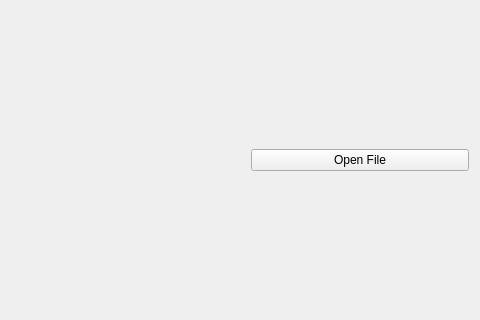
Qt form Final Project/MediaPlayer/MediaPlayer/MediaPlayer.ui (jingyangcarl/CSCI576) before a commit; both pictures show x 637 to 1117 and y 176 to 496 of the 1117 by 677 pixel window.
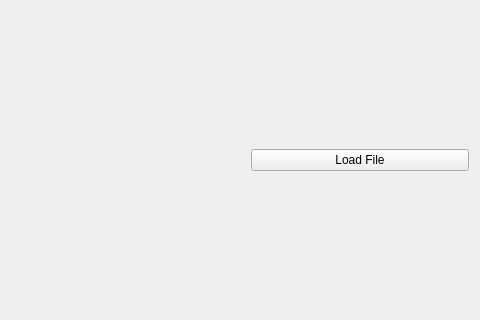
The same form after that commit.

What changed in the file:
```diff
--- a/Final Project/MediaPlayer/MediaPlayer/MediaPlayer.ui
+++ b/Final Project/MediaPlayer/MediaPlayer/MediaPlayer.ui
@@ -31,7 +31,7 @@
       <item row="0" column="0">
        <widget class="QPushButton" name="pushButton">
         <property name="text">
-         <string>Open File</string>
+         <string>Load File</string>
         </property>
        </widget>
       </item>
```
Left out of the diff: 2 changed lines with no effect on the pictures.
